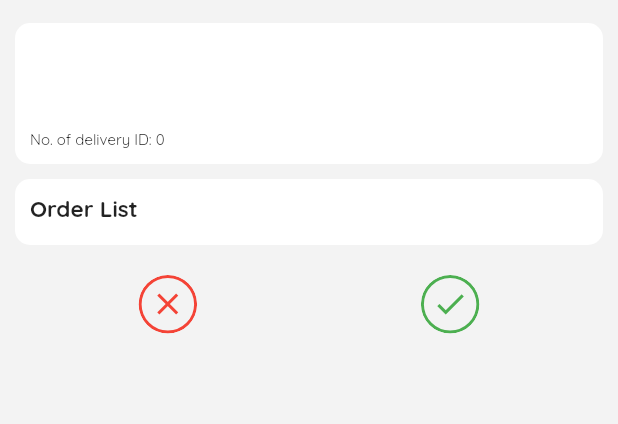
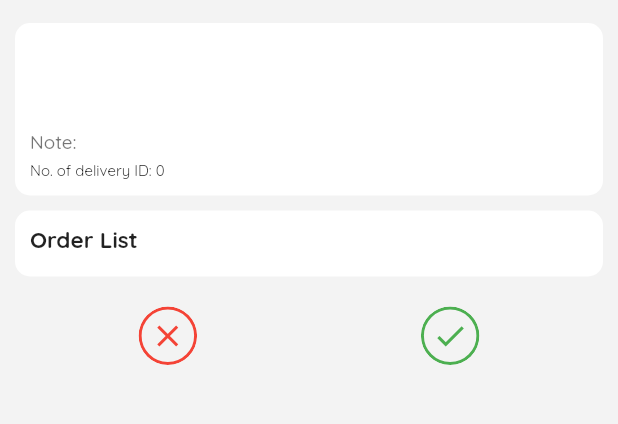
Before and after one commit to ChoLianJiet/SimlyBetterDelivery, a Flutter app: the DeliveryDetailPage screen opened directly with empty values, on a phone screen of 412 x 824 dp, the part 61-485 px from its top. Run offline on Flutter 3.47's test engine with Material 2 defaults, Android fonts, the phone set to English and light mode, and no system bars; our stand-ins replace cloud_firestore, firebase_auth, flutter_datetime_picker, google_fonts, location, rxdart and 2 more; missing offline and left inert: geocoder; accounts and stored records are empty.

Commit message:
Factored in Note List

```diff
--- a/lib/model/to_deliver_item.dart
+++ b/lib/model/to_deliver_item.dart
@@ -22,6 +22,7 @@ class WaypointDetail {
   List<ToDeliverItem> toDeliverItemList;
   num earned;
   bool claimed;
+  List<String> noteList;
 
   WaypointDetail({
     @required this.tripId,
@@ -37,6 +38,7 @@ class WaypointDetail {
     @required this.deliveryIdList,
     @required this.earned,
     @required this.claimed,
+    @required this.noteList,
   });
 
   factory WaypointDetail.fromFirestore(
@@ -191,6 +193,7 @@ class WaypointDetail {
       deliveryIdList: waypointDetails['delivery_id_list'].cast<String>(),
       earned: waypointDetails['earned'],
       claimed: waypointDetails['claimed'],
+      noteList: waypointDetails['note_list'].isEmpty? null : waypointDetails['note_list'].cast<String>(),
     );
   }
 }
--- a/lib/pages/delivery_detail_page.dart
+++ b/lib/pages/delivery_detail_page.dart
@@ -125,6 +125,21 @@ class _DeliveryDetailPageState extends State<DeliveryDetailPage> {
                                 ),
                               ),
                             ),
+                            widget.waypointDetail.noteList == null? Container(): SizedBox(
+                              height: 5,
+                            ),
+                            widget.waypointDetail.noteList == null? Container():  Container(
+                              width: width * 0.6,
+                              child: Text(
+                                'Note: ${widget.waypointDetail.noteList.join(', ')}',
+                                style: GoogleFonts.quicksand(
+                                  fontSize: 12.5,
+                                  fontWeight: FontWeight.w500,
+                                  color: Colors.black54,
+                                ),
+                              ),
+                            ),
+
                             SizedBox(
                               height: 5,
                             ),
@@ -661,8 +676,9 @@ class _DeliveryDetailPageState extends State<DeliveryDetailPage> {
                       ],
                     ),
                   ),
-                  widget.index == 0
-                      ? Container(
+//                  widget.index == 0
+//                      ?
+                  Container(
                           margin:
                               EdgeInsets.only(left: 10, right: 10, bottom: 10),
                           padding: EdgeInsets.all(10),
@@ -741,7 +757,7 @@ class _DeliveryDetailPageState extends State<DeliveryDetailPage> {
                             ],
                           ),
                         )
-                      : Container(),
+//                      : Container(),
                 ],
               ),
             ),
```
Also changed, not shown: lib/pages/check_deliveries_page.dart (+12 -0 lines), lib/pages/home_page.dart (+15 -0 lines).
